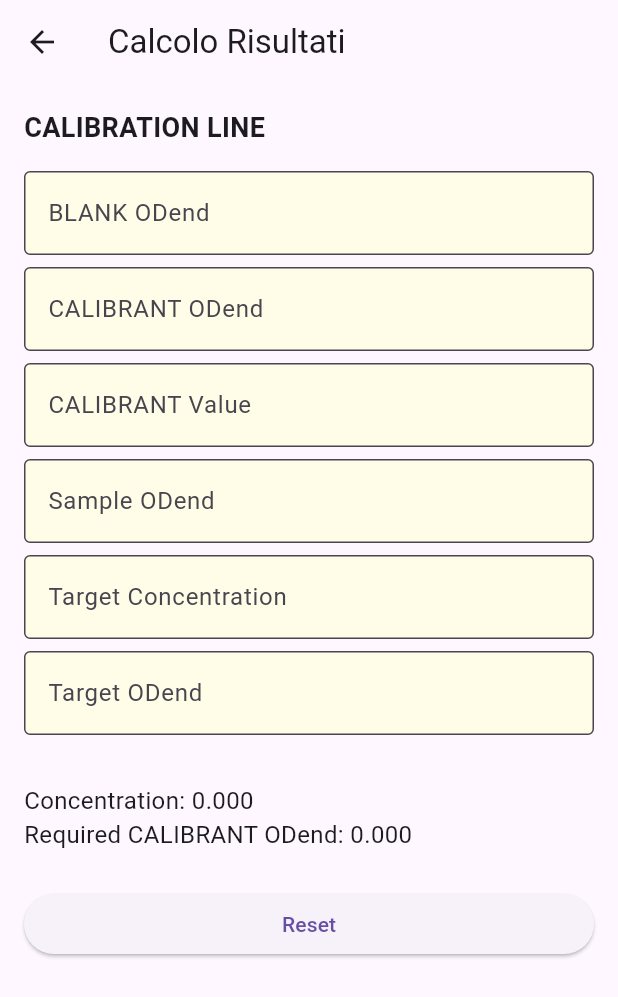
After one commit to AlessioIan/systools, a Flutter app: the CalcoloRisultatiPage screen opened directly, after a tap on "Reset", on a phone screen of 412 x 824 dp. The commit adds this screen. Shown: the top 997 px of the screen. Run offline on Flutter 3.47's test engine with Material 3 defaults, Android fonts, the phone set to English and light mode, and no system bars; our stand-ins replace file_picker; missing offline and left inert: dart:html, excel.

Commit message:
calcolo risultati

```diff
--- /dev/null
+++ b/lib/calcolo_risultati.dart
@@ -0,0 +1,152 @@
+import 'package:flutter/material.dart';
+import 'package:flutter/services.dart';
+
+class CalcoloRisultatiPage extends StatefulWidget {
+  const CalcoloRisultatiPage({Key? key}) : super(key: key);
+
+  @override
+  _CalcoloRisultatiPageState createState() => _CalcoloRisultatiPageState();
+}
+
+class _CalcoloRisultatiPageState extends State<CalcoloRisultatiPage> {
+  final TextEditingController _blankODend = TextEditingController();
+  final TextEditingController _calibrantODend = TextEditingController();
+  final TextEditingController _calibrantValue = TextEditingController();
+  final TextEditingController _sampleODend = TextEditingController();
+  final TextEditingController _targetConcentration = TextEditingController();
+  final TextEditingController _targetODend = TextEditingController();
+
+  double _concentration = 0;
+  double _requiredCalibrantODend = 0;
+
+  @override
+  void initState() {
+    super.initState();
+    _addListeners();
+  }
+
+  void _addListeners() {
+  _blankODend.addListener(_calculateValues);
+  _calibrantODend.addListener(_calculateValues);
+  _calibrantValue.addListener(_calculateValues);
+  _sampleODend.addListener(_calculateValues);
+  _targetConcentration.addListener(_calculateValues);
+  _targetODend.addListener(_calculateValues);
+
+  }
+
+  void _calculateValues() {
+    setState(() {
+      final blank = _parseDouble(_blankODend.text);
+      final calibrant = _parseDouble(_calibrantODend.text);
+      final calibrantVal = _parseDouble(_calibrantValue.text);
+      final sample = _parseDouble(_sampleODend.text);
+      final targetConc = _parseDouble(_targetConcentration.text);
+      final targetOD = _parseDouble(_targetODend.text);
+
+      _concentration = calibrant > blank
+          ? (calibrantVal / (calibrant - blank)) * (sample - blank)
+          : 0;
+
+      _requiredCalibrantODend = targetConc > 0
+          ? (calibrantVal / targetConc) * (targetOD - blank) + blank
+          : 0;
+    });
+  }
+
+  double _parseDouble(String value) {
+    return double.tryParse(value) ?? 0;
+  }
+
+  void _resetFields() {
+    setState(() {
+      _blankODend.clear();
+      _calibrantODend.clear();
+      _calibrantValue.clear();
+      _sampleODend.clear();
+      _targetConcentration.clear();
+      _targetODend.clear();
+    });
+  }
+
+  @override
+  Widget build(BuildContext context) {
+    return Scaffold(
+      appBar: AppBar(title: const Text('Calcolo Risultati')),
+      body: SingleChildScrollView(
+        padding: const EdgeInsets.all(16.0),
+        child: Column(
+          crossAxisAlignment: CrossAxisAlignment.stretch,
+          children: [
+            const Text('CALIBRATION LINE',
+              style: TextStyle(fontSize: 18, fontWeight: FontWeight.bold)),
+            const SizedBox(height: 16),
+            _buildInputFields(),
+            const SizedBox(height: 24),
+            _buildResults(),
+            const SizedBox(height: 24),
+            ElevatedButton(
+              onPressed: _resetFields,
+              child: const Text('Reset'),
+            ),
+          ],
+        ),
+      ),
+    );
+  }
+
+  Widget _buildInputFields() {
+    return Column(
+      children: [
+        _buildInputField(_blankODend, 'BLANK ODend'),
+        _buildInputField(_calibrantODend, 'CALIBRANT ODend'),
+        _buildInputField(_calibrantValue, 'CALIBRANT Value'),
+        _buildInputField(_sampleODend, 'Sample ODend'),
+        _buildInputField(_targetConcentration, 'Target Concentration'),
+        _buildInputField(_targetODend, 'Target ODend'),
+      ],
+    );
+  }
+
+  Widget _buildInputField(TextEditingController controller, String label) {
+    return Padding(
+      padding: const EdgeInsets.only(bottom: 8.0),
+      child: TextField(
+        controller: controller,
+        decoration: InputDecoration(
+          labelText: label,
+          filled: true,
+          fillColor: Colors.yellow[50],
+          border: OutlineInputBorder(),
+        ),
+        keyboardType: TextInputType.numberWithOptions(decimal: true),
+        inputFormatters: [
+          FilteringTextInputFormatter.allow(RegExp(r'^\d*\.?\d{0,3}')),
+        ],
+      ),
+    );
+  }
+
+  Widget _buildResults() {
+    return Column(
+      crossAxisAlignment: CrossAxisAlignment.start,
+      children: [
+        Text('Concentration: ${_concentration.toStringAsFixed(3)}',
+          style: const TextStyle(fontSize: 16)),
+        Text('Required CALIBRANT ODend: ${_requiredCalibrantODend.toStringAsFixed(3)}',
+          style: const TextStyle(fontSize: 16)),
+      ],
+    );
+  }
+
+  @override
+  void dispose() {
+    _blankODend.dispose();
+    _calibrantODend.dispose();
+    _calibrantValue.dispose();
+    _sampleODend.dispose();
+    _targetConcentration.dispose();
+    _targetODend.dispose();
+    super.dispose();
+  }
+}
--- a/lib/main.dart
+++ b/lib/main.dart
@@ -1,10 +1,10 @@
 import 'package:flutter/material.dart';
-// Importa le pagine
 import 'cicli.dart';
 import 'lista_dei_comandi.dart';
 import 'codici_pezzi.dart';
 import 'convertire_risultati.dart';
-import 'diluizioni.dart';  // Aggiunto import
+import 'diluizioni.dart';
+import 'calcolo_risultati.dart';
 
 void main() async {
   WidgetsFlutterBinding.ensureInitialized();
@@ -36,9 +36,9 @@ class HomePage extends StatelessWidget {
     final Map<String, Widget Function(BuildContext)> pageRoutes = {
       'Cicli': (context) => const CicliPage(),
       'Convertire risultati': (context) => const ConvertireRisultatiPage(),
-      'Diluizioni': (context) => const DiluizioniPage(),  // Modificata questa riga
+      'Diluizioni': (context) => const DiluizioniPage(),
       'Linearità e accuratezza': (context) => const CicliPage(),
-      'Calcolo risultati': (context) => const CicliPage(),
+      'Calcolo risultati': (context) => const CalcoloRisultatiPage(),
       'Lista dei comandi': (context) => const ListaDeiComandi(),
       'Codici pezzi': (context) => const CodiciPezziPage(),
     };
```
